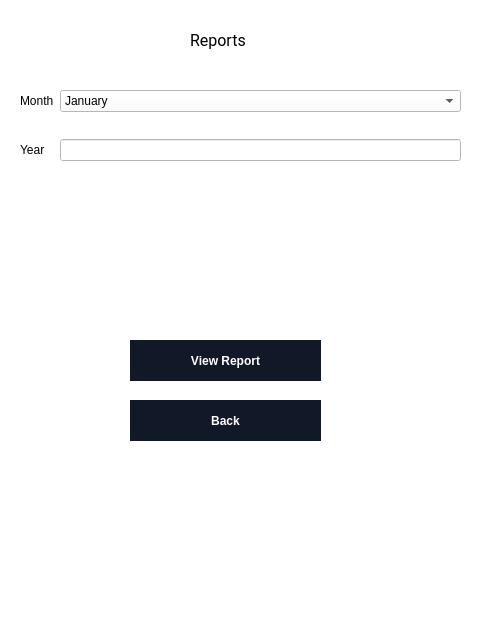
Old version of the form UIs/ReportPage.ui in the repository ahmedsilat44/Ledger.
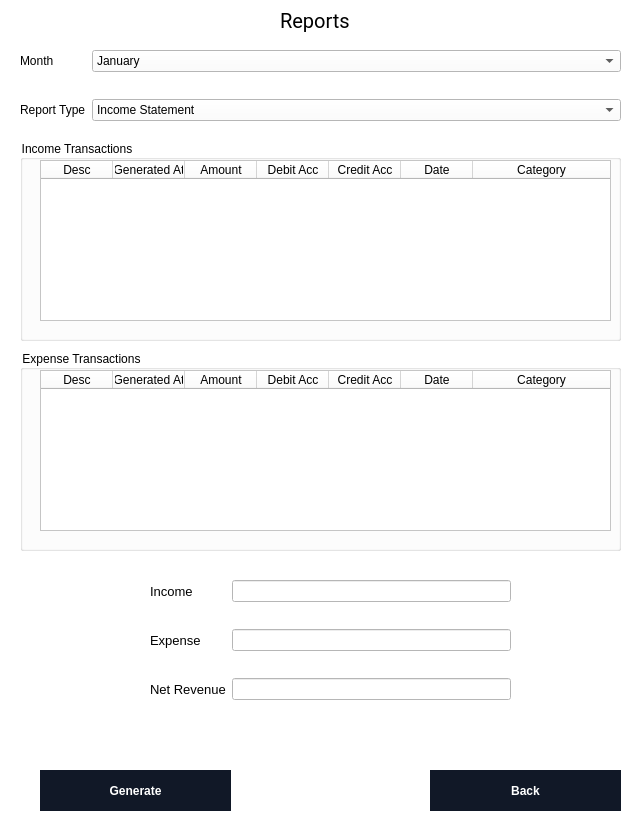
New version of the form.

The edit to the form file:
```diff
--- a/UIs/ReportPage.ui
+++ b/UIs/ReportPage.ui
@@ -6,8 +6,8 @@
    <rect>
     <x>0</x>
     <y>0</y>
-    <width>480</width>
-    <height>640</height>
+    <width>642</width>
+    <height>821</height>
    </rect>
   </property>
   <property name="windowTitle">
@@ -23,8 +23,8 @@
    <widget class="QLabel" name="label">
     <property name="geometry">
      <rect>
-      <x>190</x>
-      <y>20</y>
+      <x>280</x>
+      <y>0</y>
       <width>221</width>
       <height>41</height>
      </rect>
@@ -32,7 +32,7 @@
     <property name="font">
      <font>
       <family>Roboto</family>
-      <pointsize>12</pointsize>
+      <pointsize>15</pointsize>
      </font>
     </property>
     <property name="styleSheet">
@@ -46,9 +46,9 @@
     <property name="geometry">
      <rect>
       <x>20</x>
-      <y>90</y>
-      <width>441</width>
-      <height>191</height>
+      <y>50</y>
+      <width>601</width>
+      <height>81</height>
      </rect>
     </property>
     <layout class="QFormLayout" name="formLayout">
@@ -62,13 +62,6 @@
        </property>
       </widget>
      </item>
-     <item row="1" column="0">
-      <widget class="QLabel" name="YearLabel">
-       <property name="text">
-        <string>Year</string>
-       </property>
-      </widget>
-     </item>
      <item row="0" column="1">
       <widget class="QComboBox" name="MonthComboBox">
        <item>
@@ -133,16 +126,34 @@
        </item>
       </widget>
      </item>
+     <item row="1" column="0">
+      <widget class="QLabel" name="reportTypeLabel">
+       <property name="text">
+        <string>Report Type</string>
+       </property>
+      </widget>
+     </item>
      <item row="1" column="1">
-      <widget class="QLineEdit" name="lineEdit"/>
+      <widget class="QComboBox" name="reportTypeComboBox">
+       <item>
+        <property name="text">
+         <string>Income Statement</string>
+        </property>
+       </item>
+       <item>
+        <property name="text">
+         <string>Cash Flow</string>
+        </property>
+       </item>
+      </widget>
      </item>
     </layout>
    </widget>
    <widget class="QPushButton" name="pushButton">
     <property name="geometry">
      <rect>
-      <x>130</x>
-      <y>340</y>
+      <x>40</x>
+      <y>770</y>
       <width>191</width>
       <height>41</height>
      </rect>
@@ -166,14 +177,14 @@
 </string>
     </property>
     <property name="text">
-     <string>View Report</string>
+     <string>Generate</string>
     </property>
    </widget>
    <widget class="QPushButton" name="pushButton_2">
     <property name="geometry">
      <rect>
-      <x>130</x>
-      <y>400</y>
+      <x>430</x>
+      <y>770</y>
       <width>191</width>
       <height>41</height>
      </rect>
@@ -200,6 +211,231 @@
      <string>Back</string>
     </property>
    </widget>
+   <widget class="QGroupBox" name="groupBox">
+    <property name="geometry">
+     <rect>
+      <x>20</x>
+      <y>350</y>
+      <width>601</width>
+      <height>201</height>
+     </rect>
+    </property>
+    <property name="title">
+     <string>Expense Transactions</string>
+    </property>
+    <widget class="QTableWidget" name="tableWidget_2">
+     <property name="geometry">
+      <rect>
+       <x>20</x>
+       <y>20</y>
+       <width>571</width>
+       <height>161</height>
+      </rect>
+     </property>
+     <attribute name="horizontalHeaderCascadingSectionResizes">
+      <bool>true</bool>
+     </attribute>
+     <attribute name="horizontalHeaderDefaultSectionSize">
+      <number>72</number>
+     </attribute>
+     <attribute name="horizontalHeaderStretchLastSection">
+      <bool>true</bool>
+     </attribute>
+     <attribute name="verticalHeaderCascadingSectionResizes">
+      <bool>false</bool>
+     </attribute>
+     <attribute name="verticalHeaderDefaultSectionSize">
+      <number>22</number>
+     </attribute>
+     <column>
+      <property name="text">
+       <string>Desc</string>
+      </property>
+     </column>
+     <column>
+      <property name="text">
+       <string>Generated At</string>
+      </property>
+     </column>
+     <column>
+      <property name="text">
+       <string>Amount</string>
+      </property>
+     </column>
+     <column>
+      <property name="text">
+       <string>Debit Acc</string>
+      </property>
+     </column>
+     <column>
+      <property name="text">
+       <string>Credit Acc</string>
+      </property>
+     </column>
+     <column>
+      <property name="text">
+       <string>Date</string>
+      </property>
+     </column>
+     <column>
+      <property name="text">
+       <string>Category</string>
+      </property>
+     </column>
+    </widget>
+   </widget>
+   <widget class="QGroupBox" name="groupBox_2">
+    <property name="geometry">
+     <rect>
+      <x>20</x>
+      <y>140</y>
+      <width>601</width>
+      <height>201</height>
+     </rect>
+    </property>
+    <property name="title">
+     <string>Income Transactions</string>
+    </property>
+    <widget class="QTableWidget" name="tableWidget_3">
+     <property name="geometry">
+      <rect>
+       <x>20</x>
+       <y>20</y>
+       <width>571</width>
+       <height>161</height>
+      </rect>
+     </property>
+     <attribute name="horizontalHeaderCascadingSectionResizes">
+      <bool>true</bool>
+     </attribute>
+     <attribute name="horizontalHeaderDefaultSectionSize">
+      <number>72</number>
+     </attribute>
+     <attribute name="horizontalHeaderStretchLastSection">
+      <bool>true</bool>
+     </attribute>
+     <attribute name="verticalHeaderCascadingSectionResizes">
+      <bool>true</bool>
+     </attribute>
+     <attribute name="verticalHeaderDefaultSectionSize">
+      <number>22</number>
+     </attribute>
+     <column>
+      <property name="text">
+       <string>Desc</string>
+      </property>
+     </column>
+     <column>
+      <property name="text">
+       <string>Generated At</string>
+      </property>
+     </column>
+     <column>
+      <property name="text">
+       <string>Amount</string>
+      </property>
+     </column>
+     <column>
+      <property name="text">
+       <string>Debit Acc</string>
+      </property>
+     </column>
+     <column>
+      <property name="text">
+       <string>Credit Acc</string>
+      </property>
+     </column>
+     <column>
+      <property name="text">
+       <string>Date</string>
+      </property>
+     </column>
+     <column>
+      <property name="text">
+       <string>Category</string>
+      </property>
+     </column>
+    </widget>
+   </widget>
+   <widget class="QWidget" name="formLayoutWidget_3">
+    <property name="geometry">
+     <rect>
+      <x>150</x>
+      <y>580</y>
+      <width>361</width>
+      <height>131</height>
+     </rect>
+    </property>
+    <layout class="QFormLayout" name="IncomeStatementForm">
+     <property name="verticalSpacing">
+      <number>27</number>
+     </property>
+     <item row="0" column="0">
+      <widget class="QLabel" name="incomeLabel_2">
+       <property name="sizePolicy">
+        <sizepolicy hsizetype="Preferred" vsizetype="Preferred">
+         <horstretch>0</horstretch>
+         <verstretch>0</verstretch>
+        </sizepolicy>
+       </property>
+       <property name="font">
+        <font>
+         <pointsize>10</pointsize>
+        </font>
+       </property>
+       <property name="text">
+        <string>Income</string>
+       </property>
+      </widget>
+     </item>
+     <item row="0" column="1">
+      <widget class="QLineEdit" name="incomeLineEdit_2">
+       <property name="sizePolicy">
+        <sizepolicy hsizetype="Minimum" vsizetype="Fixed">
+         <horstretch>0</horstretch>
+         <verstretch>0</verstretch>
+        </sizepolicy>
+       </property>
+       <property name="minimumSize">
+        <size>
+         <width>8</width>
+         <height>0</height>
+        </size>
+       </property>
+      </widget>
+     </item>
+     <item row="1" column="0">
+      <widget class="QLabel" name="expenseLabel_2">
+       <property name="font">
+        <font>
+         <pointsize>10</pointsize>
+        </font>
+       </property>
+       <property name="text">
+        <string>Expense</string>
+       </property>
+      </widget>
+     </item>
+     <item row="1" column="1">
+      <widget class="QLineEdit" name="expenseLineEdit_2"/>
+     </item>
+     <item row="2" column="0">
+      <widget class="QLabel" name="netRevenueLabel_2">
+       <property name="font">
+        <font>
+         <pointsize>10</pointsize>
+        </font>
+       </property>
+       <property name="text">
+        <string>Net Revenue</string>
+       </property>
+      </widget>
+     </item>
+     <item row="2" column="1">
+      <widget class="QLineEdit" name="netRevenueLineEdit_2"/>
+     </item>
+    </layout>
+   </widget>
   </widget>
  </widget>
  <resources/>
```
